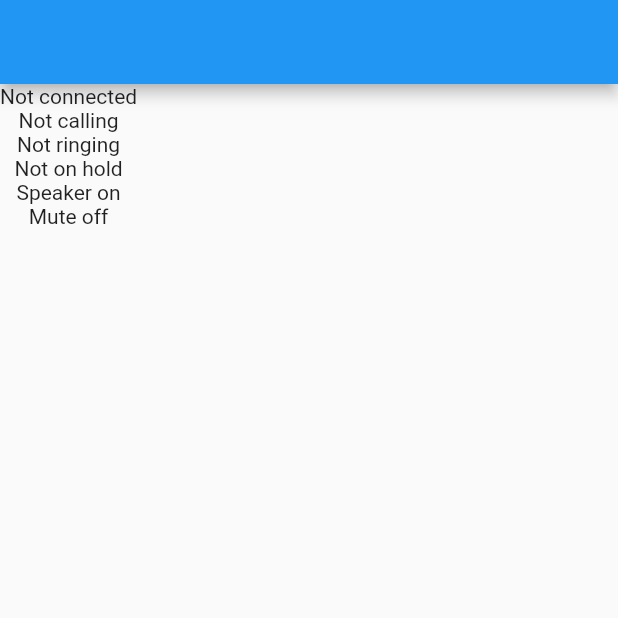
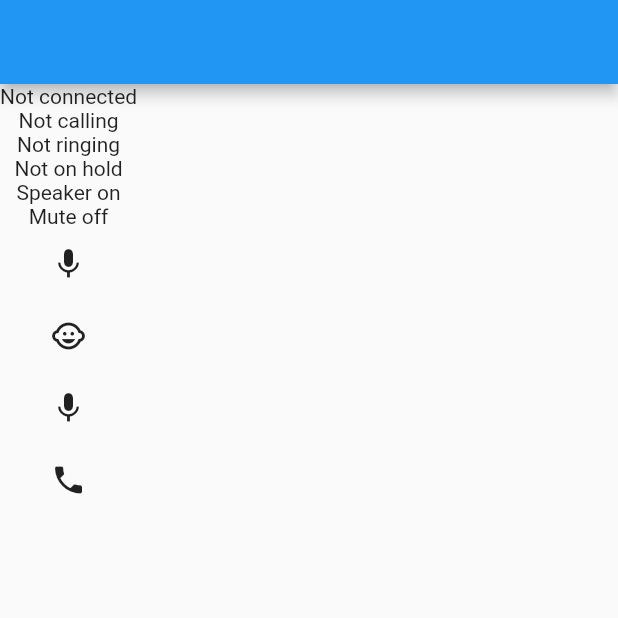
Before and after one commit to GoHighLevel/flutter_twilio_voice, a Flutter app: the screen it shows after launch, on a phone screen of 412 x 824 dp, the top half of it. Run offline on Flutter 3.47's test engine with Material 2 defaults, Android fonts, the phone set to English and light mode, and no system bars; statements that could not run were skipped.

Commit message:
added few widgets to example/main.dart

```diff
--- a/example/lib/main.dart
+++ b/example/lib/main.dart
@@ -3,7 +3,10 @@ import 'package:flutter_twilio_voice/flutter_twilio_voice.dart';
 import 'package:flutter_twilio_voice/models/call.dart';
 
 void main() {
-  runApp(MaterialApp(home:MyApp(),title: 'Flutter Twilio Plugin',));
+  runApp(MaterialApp(
+    home: MyApp(),
+    title: 'Flutter Twilio Plugin',
+  ));
 }
 
 class MyApp extends StatefulWidget {
@@ -58,22 +61,46 @@ class _MyAppState extends State<MyApp> {
     });
   }
 
+  bool speaker = false;
+
   @override
   Widget build(BuildContext context) {
     return Scaffold(
       appBar: AppBar(),
       body: Column(
         children: [
-          Text(isConnected?'Connected':'Not connected'),
-          Text(isCalling?'Calling':'Not calling'),
-          Text(isRinging?'Ringing':'Not ringing'),
-          Text(onHold?'On hold':'Not on hold'),
-          Text(onSpeaker?'Speaker on':'Speaker off'),
-          Text(onMute?'Mute on':'Mute off'),
+          Text(isConnected ? 'Connected' : 'Not connected'),
+          Text(isCalling ? 'Calling' : 'Not calling'),
+          Text(isRinging ? 'Ringing' : 'Not ringing'),
+          Text(onHold ? 'On hold' : 'Not on hold'),
+          Text(onSpeaker ? 'Speaker on' : 'Speaker off'),
+          Text(onMute ? 'Mute on' : 'Mute off'),
+          IconButton(
+              icon: Icon(Icons.mic),
+              onPressed: () {
+                _toggleMute();
+              }),
+          IconButton(
+              icon: Icon(Icons.child_care_outlined),
+              onPressed: () {
+                _toggleHold();
+              }),
+          IconButton(
+              icon: Icon(Icons.mic),
+              onPressed: () {
+                _toggleSpeaker(speaker);
+                speaker = !speaker;
+              }),
+          IconButton(
+              icon: Icon(Icons.phone),
+              onPressed: () {
+                _disconnect();
+              }),
         ],
       ),
     );
   }
+
 
   void closeScreen(String message) {
     isConnected = false;
```
